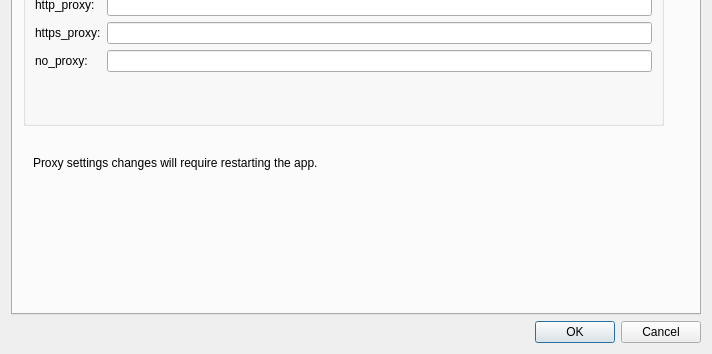
The window that src/preferences_dialog.ui (SysAdminDoc/RcloneBrowserNG) describes before a commit, drawn with Qt 5; both pictures show x 0 to 712 and y 192 to 546 of the 712 by 546 pixel window.
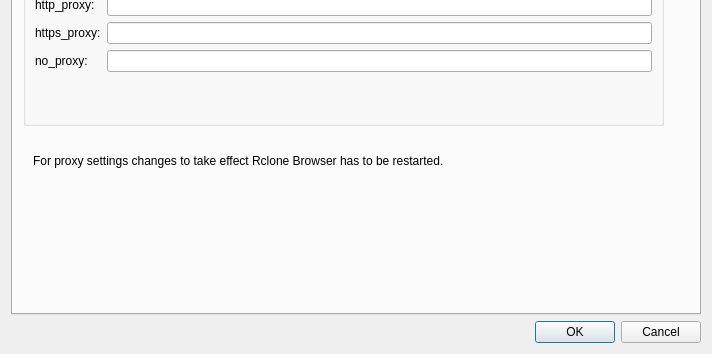
The same window after the commit. The open tabs and pages were chosen to show the change.

Commit message: preferences dialog cosmetics

```diff
--- a/src/preferences_dialog.ui
+++ b/src/preferences_dialog.ui
@@ -591,13 +591,13 @@
        <property name="geometry">
         <rect>
          <x>20</x>
-         <y>310</y>
+         <y>300</y>
          <width>611</width>
-         <height>16</height>
+         <height>31</height>
         </rect>
        </property>
        <property name="text">
-        <string>Proxy settings changes will require restarting the app.</string>
+        <string>For proxy settings changes to take effect Rclone Browser has to be restarted.</string>
        </property>
       </widget>
      </widget>
```
